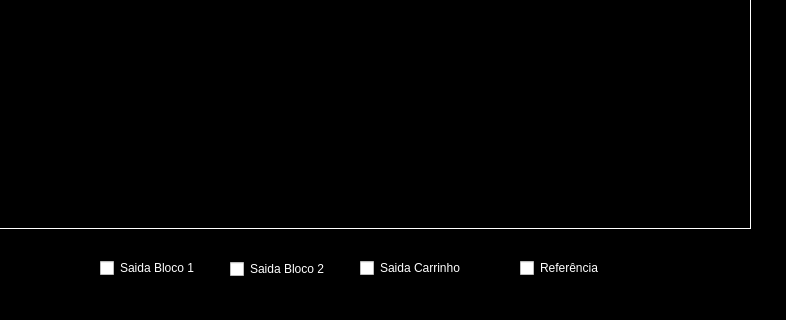
Above: interface.ui from Aandre99/Projeto-Sistema-De-Controle before the change; both pictures show x 319 to 1105 and y 351 to 671 of the 1105 by 671 pixel window. Below: the same form after it.
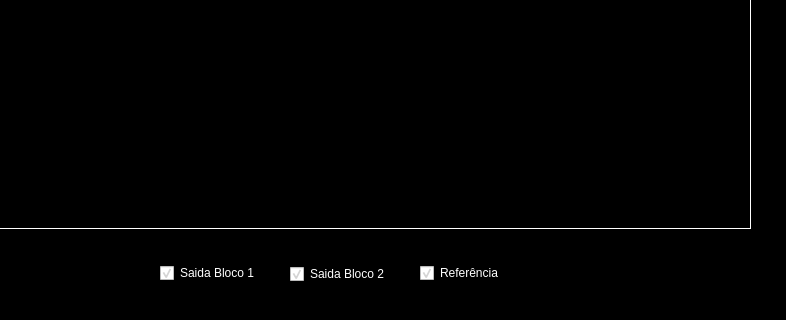
That is the form after the change.

```diff
--- a/interface.ui
+++ b/interface.ui
@@ -851,10 +851,10 @@
     <widget class="QFrame" name="frame_checkboxes">
      <property name="geometry">
       <rect>
-       <x>400</x>
-       <y>600</y>
-       <width>581</width>
-       <height>41</height>
+       <x>460</x>
+       <y>605</y>
+       <width>401</width>
+       <height>40</height>
       </rect>
      </property>
      <property name="styleSheet">
@@ -885,6 +885,9 @@
       <property name="text">
        <string>Saida Bloco 1</string>
       </property>
+      <property name="checked">
+       <bool>true</bool>
+      </property>
      </widget>
      <widget class="QCheckBox" name="checkBox_bloco2">
       <property name="geometry">
@@ -902,28 +905,14 @@
       <property name="text">
        <string>Saida Bloco 2</string>
       </property>
-     </widget>
-     <widget class="QCheckBox" name="checkBox_carrinho">
-      <property name="geometry">
-       <rect>
-        <x>280</x>
-        <y>10</y>
-        <width>131</width>
-        <height>20</height>
-       </rect>
-      </property>
-      <property name="styleSheet">
-       <string notr="true">color: white;
-border: 0px solid gray;</string>
-      </property>
-      <property name="text">
-       <string>Saida Carrinho</string>
+      <property name="checked">
+       <bool>true</bool>
       </property>
      </widget>
      <widget class="QCheckBox" name="checkBox_referencia">
       <property name="geometry">
        <rect>
-        <x>440</x>
+        <x>280</x>
         <y>10</y>
         <width>111</width>
         <height>20</height>
@@ -936,6 +925,9 @@
       <property name="text">
        <string>Referência</string>
       </property>
+      <property name="checked">
+       <bool>true</bool>
+      </property>
      </widget>
     </widget>
    </widget>
```
